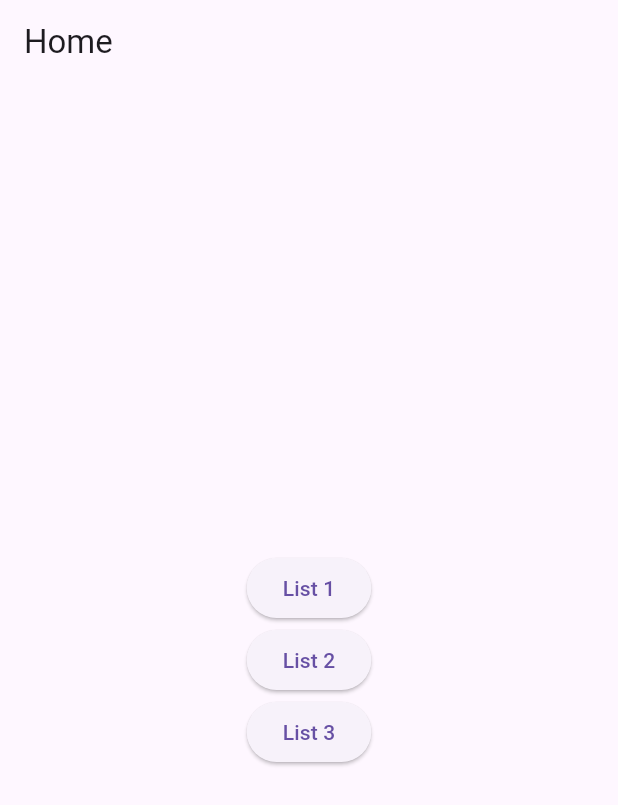
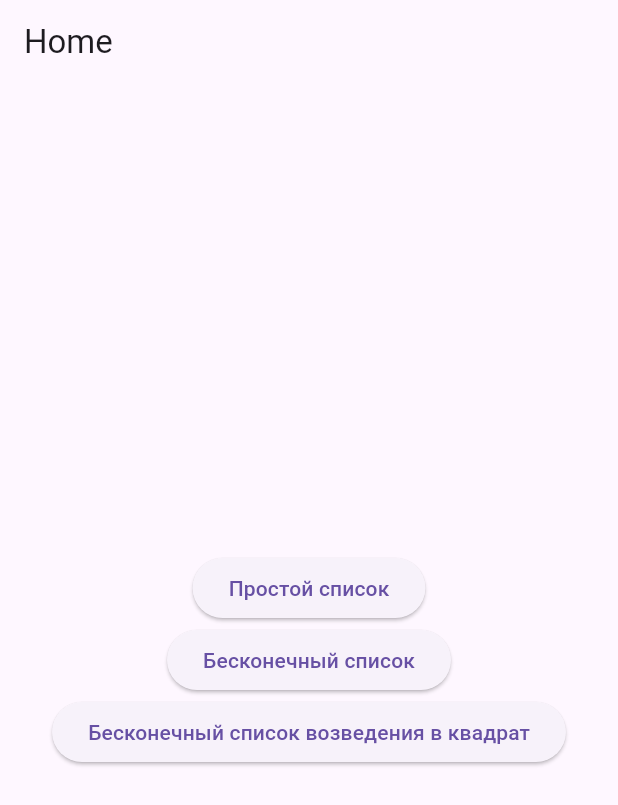
Before and after one commit to XoloHen1/IT2104_PEDAN_LAB2, a Flutter app: the screen it shows after launch, on a phone screen of 412 x 824 dp. Shown: the top 805 px of the screen. Run offline on Flutter 3.47's test engine with Material 3 defaults, Android fonts, the phone set to English and light mode, and no system bars.

Commit message:
main.dart

```diff
--- a/prog5nav/lib/main.dart
+++ b/prog5nav/lib/main.dart
@@ -38,7 +38,7 @@ class HomeScreen extends StatelessWidget {
                   MaterialPageRoute(builder: (context) => List1Screen()),
                 );
               },
-              child: Text('List 1'),
+              child: Text('Простой список'),
             ),
             ElevatedButton(
               onPressed: () {
@@ -47,7 +47,7 @@ class HomeScreen extends StatelessWidget {
                   MaterialPageRoute(builder: (context) => List2Screen()),
                 );
               },
-              child: Text('List 2'),
+              child: Text('Бесконечный список'),
             ),
             ElevatedButton(
               onPressed: () {
@@ -56,7 +56,7 @@ class HomeScreen extends StatelessWidget {
                   MaterialPageRoute(builder: (context) => List3Screen()),
                 );
               },
-              child: Text('List 3'),
+              child: Text('Бесконечный список возведения в квадрат'),
             ),
           ],
         ),
```
